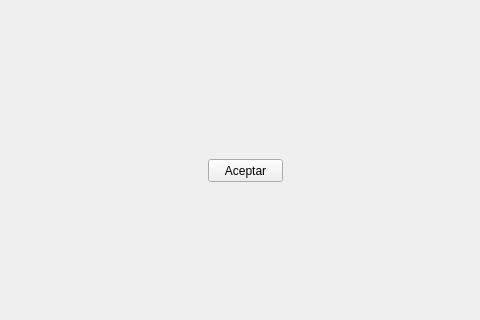
Before: the Qt Designer form venPrincipal.ui in DavBaquero/Proyecto-DI, drawn with Qt 5; both pictures show x 152 to 632 and y 130 to 450 of the 800 by 600 pixel window.
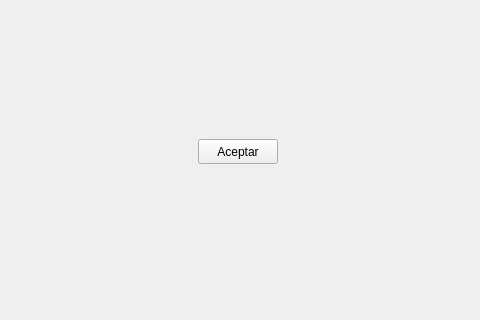
After: the same form once the commit is applied.

Diff of the .ui file:
```diff
--- a/venPrincipal.ui
+++ b/venPrincipal.ui
@@ -17,12 +17,24 @@
    <widget class="QPushButton" name="pushButton">
     <property name="geometry">
      <rect>
-      <x>360</x>
-      <y>270</y>
-      <width>75</width>
-      <height>23</height>
+      <x>350</x>
+      <y>250</y>
+      <width>80</width>
+      <height>25</height>
      </rect>
     </property>
+    <property name="minimumSize">
+     <size>
+      <width>80</width>
+      <height>25</height>
+     </size>
+    </property>
+    <property name="maximumSize">
+     <size>
+      <width>80</width>
+      <height>25</height>
+     </size>
+    </property>
     <property name="text">
      <string>Aceptar</string>
     </property>
```
